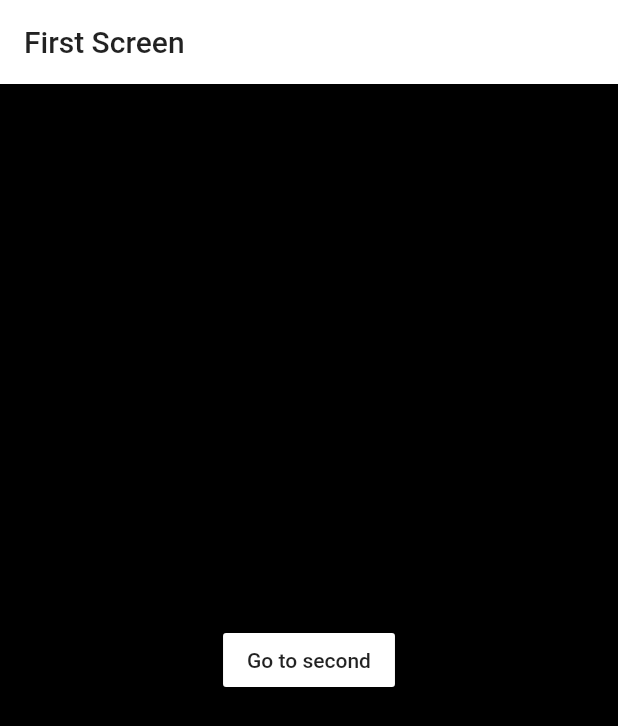
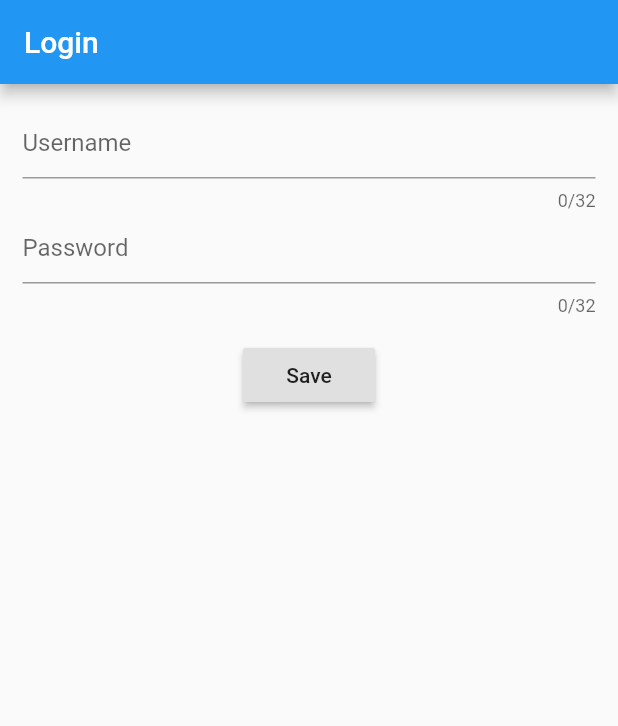
Before and after one commit to callmekungfu/chad, a Flutter app: the screen it shows after launch, on a phone screen of 412 x 824 dp. Shown: the top 726 px of the screen. Run offline on Flutter 3.47's test engine with Material 2 defaults, Android fonts, the phone set to English and light mode, and no system bars.

Commit message:
Login screen and Home Screen Completed

```diff
--- a/client/lib/main.dart
+++ b/client/lib/main.dart
@@ -3,7 +3,7 @@ import 'package:flutter/services.dart';
 import 'package:client/blocprovs/example-block-prov.dart';
 import 'package:client/blocs/example-bloc.dart';
 import 'package:client/theme/style.dart';
-import 'package:client/screens/example1/examplescreen1.dart';
+import 'package:client/screens/login/login.dart';
 import 'package:client/screens/example2/examplescreen2.dart';
 
 void main() {
@@ -16,10 +16,9 @@ class ExampleApp extends StatelessWidget {
       bloc: ExampleBloc(),
       child: MaterialApp(
         title: 'ExampleApp',
-        theme: appTheme(),
         initialRoute: '/',
         routes: <String, WidgetBuilder>{
-          "/": (BuildContext context) => ExScreen1(),
+          "/": (BuildContext context) => LoginScreen(),
           "/ExScreen2": (BuildContext context) => ExScreen2(),
         },
       ),
--- /dev/null
+++ b/client/lib/models/credential.dart
@@ -0,0 +1,9 @@
+import 'package:client/services/authenticate.dart';
+
+class Credential {
+  String userName;
+  String password;
+  Future<Map<String, dynamic>> login() async {
+    return authenticate(this);
+  }
+}
--- /dev/null
+++ b/client/lib/models/role.dart
@@ -0,0 +1,5 @@
+enum Role {
+  ADMINISTRATOR,
+  EMPLOYEE,
+  PATIENT,
+}
--- /dev/null
+++ b/client/lib/models/user.dart
@@ -0,0 +1,10 @@
+import 'package:client/models/role.dart';
+
+class User {
+  String firstName;
+  String lastName;
+  String userName;
+  String password;
+  Role role;
+  String srole;
+}
--- /dev/null
+++ b/client/lib/screens/home/components/body.dart
@@ -0,0 +1,18 @@
+import 'package:flutter/material.dart';
+import 'package:client/models/user.dart';
+
+class Body extends StatelessWidget {
+  final User user;
+  Body({Key key, @required this.user}) : super(key: key);
+  @override
+  Widget build(BuildContext context) {
+    return Center(
+      child: RaisedButton(
+        onPressed: () {
+          Navigator.pop(context);
+        },
+        child: Text('Welcome ${user.firstName} ${user.lastName}, you are logged in as ${user.srole}'),
+      ),
+    );
+  }
+}
--- /dev/null
+++ b/client/lib/screens/login/components/body.dart
@@ -0,0 +1,131 @@
+import 'package:flutter/material.dart';
+import 'package:client/models/credential.dart';
+import 'package:client/screens/home/home.dart';
+import 'package:client/models/user.dart';
+import 'package:client/models/role.dart';
+
+class Body extends StatefulWidget {
+  @override
+  _MyAppState createState() => _MyAppState();
+}
+
+class _MyAppState extends State<Body> {
+  GlobalKey<FormState> _key = new GlobalKey();
+  bool _validate = false;
+  final _credential = Credential();
+  String name, email, mobile;
+
+  @override
+  Widget build(BuildContext context) {
+    return SingleChildScrollView(
+      child: new Container(
+        margin: new EdgeInsets.all(15.0),
+        child: new Form(
+          key: _key,
+          autovalidate: _validate,
+          child: FormUI(),
+        ),
+      ),
+    );
+  }
+
+  Widget FormUI() {
+    return new Column(
+      children: <Widget>[
+        new TextFormField(
+            decoration: new InputDecoration(hintText: 'Username'),
+            keyboardType: TextInputType.emailAddress,
+            maxLength: 32,
+            validator: validateEmail,
+            onSaved: (val) => setState(() => _credential.userName = val)),
+        new TextFormField(
+            decoration: new InputDecoration(hintText: 'Password'),
+            maxLength: 32,
+            validator: validatePassword,
+            onSaved: (val) => setState(() => _credential.password = val)),
+        new SizedBox(height: 15.0),
+        new RaisedButton(
+            onPressed: () async {
+              final form = _key.currentState;
+              if (form.validate()) {
+                form.save();
+                _showPending(context);
+                Map<String, dynamic> response = await _credential.login();
+                if (response['statusCode'] == 200) {
+                  User user = new User();
+                  user.firstName = response['first_name'];
+                  user.lastName = response['last_name'];
+                  user.srole = response['role'];
+                  Navigator.push(
+                    context,
+                    MaterialPageRoute(builder: (context) => Home(user: user),
+                  ));
+                  _showSuccess(context);
+                } else {
+                  _showFailure(context, response['message']);
+                }
+              }
+            },
+            child: Text('Save')),
+      ],
+    );
+  }
+
+  String validatePassword(String value) {
+    if (value.isEmpty) {
+      return 'Please enter a password.';
+    } else if (value.length < 8) {
+      return 'Password must contain more than 8 characters.';
+    }
+    return null;
+  }
+
+  String validateEmail(String value) {
+    String pattern =
+        r'^(([^<>()[\]\\.,;:\s@\"]+(\.[^<>()[\]\\.,;:\s@\"]+)*)|(\".+\"))@((\[[0-9]{1,3}\.[0-9]{1,3}\.[0-9]{1,3}\.[0-9]{1,3}\])|(([a-zA-Z\-0-9]+\.)+[a-zA-Z]{2,}))$';
+    RegExp regExp = new RegExp(pattern);
+    if (value.length == 0) {
+      return "Email is Required";
+    } else if (!regExp.hasMatch(value)) {
+      return "Invalid Email";
+    } else {
+      return null;
+    }
+  }
+
+  _showPending(BuildContext context) {
+    Scaffold.of(context).showSnackBar(SnackBar(
+      content: Text('Attempting to login'),
+      backgroundColor: Colors.orange,
+    ));
+  }
+
+  _showSuccess(BuildContext context) {
+    Scaffold.of(context).showSnackBar(SnackBar(
+      content: Text('Login successful'),
+      backgroundColor: Colors.green,
+    ));
+  }
+
+  _showFailure(BuildContext context, String message) {
+    Scaffold.of(context).showSnackBar(SnackBar(
+      content: Text(message),
+      backgroundColor: Colors.red,
+    ));
+  }
+
+  _sendToServer() {
+    if (_key.currentState.validate()) {
+      // No any error in validation
+      _key.currentState.save();
+      print("Name $name");
+      print("Mobile $mobile");
+      print("Email $email");
+    } else {
+      // validation error
+      setState(() {
+        _validate = true;
+      });
+    }
+  }
+}
--- /dev/null
+++ b/client/lib/screens/login/login.dart
@@ -0,0 +1,14 @@
+import 'package:flutter/material.dart';
+import 'package:client/screens/login/components/body.dart';
+
+class LoginScreen extends StatelessWidget {
+  @override
+  Widget build(BuildContext context) {
+    return Scaffold(
+      appBar: AppBar(
+        title: Text("Login"),
+      ),
+      body: Body(),
+    );
+  }
+}
```
Also changed, not shown: client/lib/constants.dart (added, +8 -0 lines), client/lib/screens/home.dart (deleted, +0 -15 lines), client/lib/screens/home/home.dart (added, +17 -0 lines), client/lib/screens/main.dart (deleted, +0 -126 lines), client/lib/services/authenticate.dart (added, +24 -0 lines).
